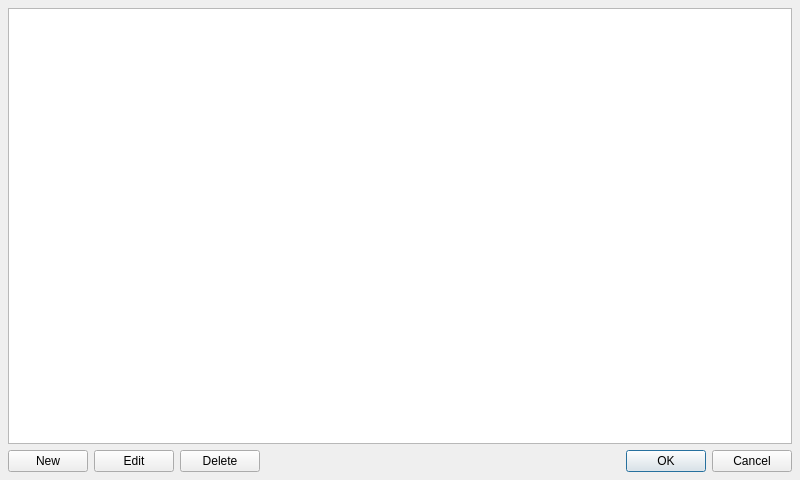
Qt form dialogs/pirselectmacrodialog.ui (jpietrzak8/Pierogi) before a commit.
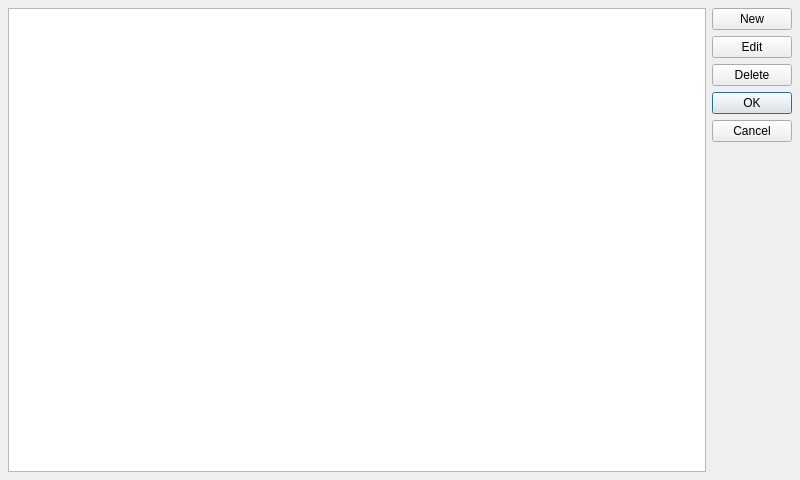
The same form after that commit.

The edit to the form file:
```diff
--- a/dialogs/pirselectmacrodialog.ui
+++ b/dialogs/pirselectmacrodialog.ui
@@ -17,7 +17,7 @@
    <property name="margin">
     <number>8</number>
    </property>
-   <item row="0" column="0" colspan="4">
+   <item row="0" column="0" rowspan="4" colspan="4">
     <widget class="QTreeWidget" name="macroTreeWidget">
      <property name="headerHidden">
       <bool>true</bool>
@@ -29,31 +29,34 @@
      </column>
     </widget>
    </item>
-   <item row="1" column="0">
+   <item row="0" column="4">
     <widget class="QPushButton" name="newButton">
      <property name="text">
       <string>New</string>
      </property>
     </widget>
    </item>
-   <item row="1" column="1">
+   <item row="1" column="4">
     <widget class="QPushButton" name="editButton">
      <property name="text">
       <string>Edit</string>
      </property>
     </widget>
    </item>
-   <item row="1" column="2">
+   <item row="2" column="4">
     <widget class="QPushButton" name="deleteButton">
      <property name="text">
       <string>Delete</string>
      </property>
     </widget>
    </item>
-   <item row="1" column="3">
+   <item row="3" column="4">
     <widget class="QDialogButtonBox" name="buttonBox">
+     <property name="layoutDirection">
+      <enum>Qt::LeftToRight</enum>
+     </property>
      <property name="orientation">
-      <enum>Qt::Horizontal</enum>
+      <enum>Qt::Vertical</enum>
      </property>
      <property name="standardButtons">
       <set>QDialogButtonBox::Cancel|QDialogButtonBox::Ok</set>
```
